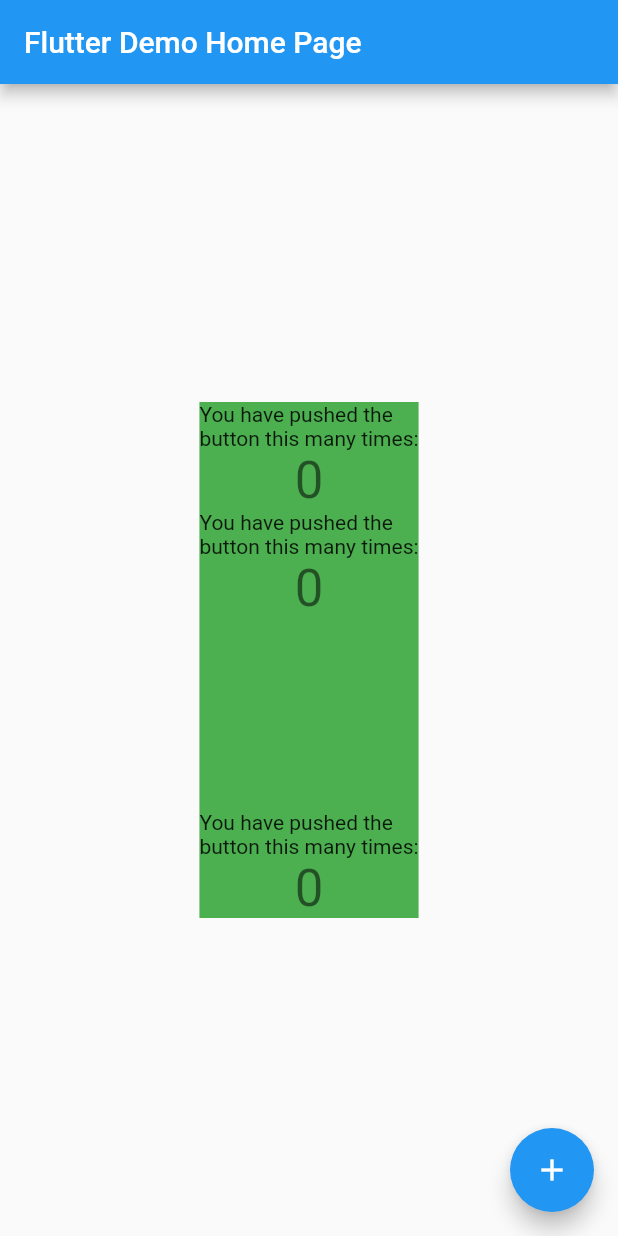
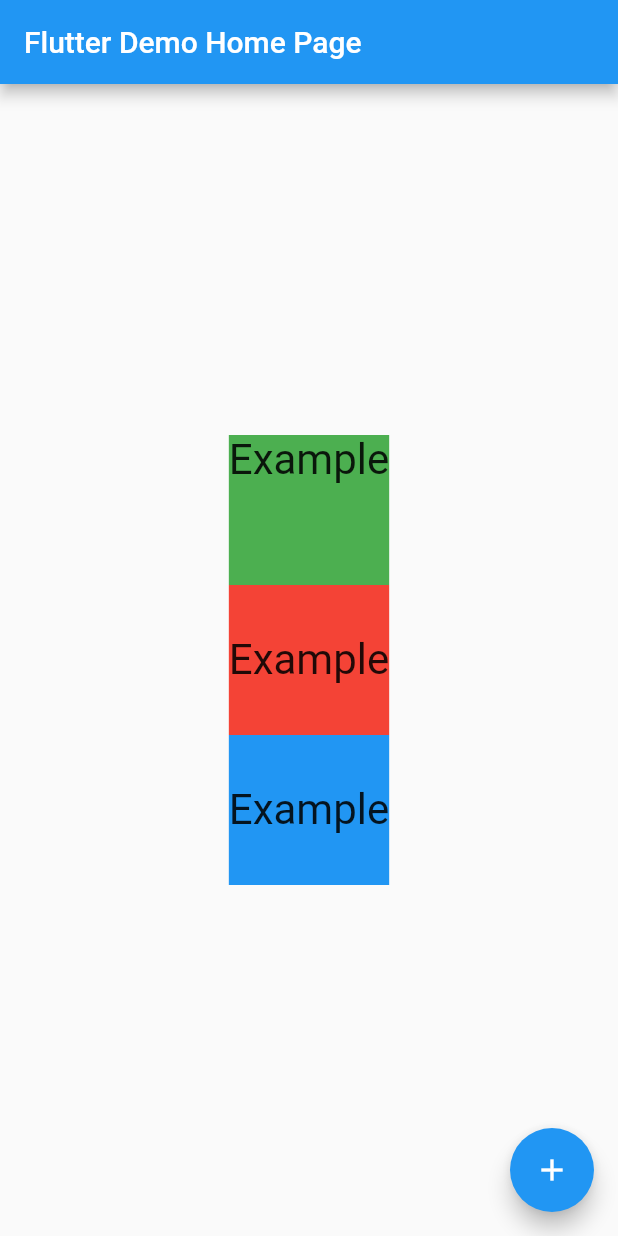
Before and after one commit to gspencergoog/test_widget, a Flutter app: the screen it shows after launch, on a phone screen of 412 x 824 dp. Run offline on Flutter 3.47's test engine with Material 2 defaults, Android fonts, the phone set to English and light mode, and no system bars.

Commit message:
Separating out wrappers.

```diff
--- a/lib/main.dart
+++ b/lib/main.dart
@@ -58,51 +58,30 @@ class _MyHomePageState extends State<MyHomePage> {
     });
   }
 
+  Widget _buildText() {
+    return new Text('Example', textScaleFactor: 2.0);
+  }
+
   Widget _buildColumn() {
     return new Column(
       mainAxisSize: MainAxisSize.min,
       mainAxisAlignment: MainAxisAlignment.center,
       children: <Widget>[
-        new Text(
-          'You have pushed the\nbutton this many times:',
-        ),
-        new Text(
-          '$_counter',
-          style: Theme.of(context).textTheme.display1,
-        ),
+        _buildText(),
       ],
     );
   }
 
-  Widget _buildConstrainedBox() {
+  Widget _wrapConstrainedBox(Widget child) {
     return new ConstrainedBox(
-      constraints: new BoxConstraints(minHeight: 60.0, maxHeight: 200.0),
-      child: new Column(
-        children: [
-          new Text(
-            'You have pushed the\nbutton this many times:',
-          ),
-          new Text(
-            '$_counter',
-            style: Theme.of(context).textTheme.display1,
-          ),
-        ],
-      ),
+      constraints: new BoxConstraints(minHeight: 100.0),
+      child: child,
     );
   }
 
   Widget _buildUnconstrainedBox() {
     return new UnconstrainedBox(
-      child:  new Column(
-        crossAxisAlignment: CrossAxisAlignment.center,
-        children: [
-          new Text('You have pushed the\nbutton this many times:'),
-          new Text(
-            '$_counter',
-            style: Theme.of(context).textTheme.display1,
-          ),
-        ],
-      ),
+      child: _buildText(),
     );
   }
 
@@ -127,19 +106,19 @@ class _MyHomePageState extends State<MyHomePage> {
           new Center(
             child: new Container(
               decoration: new BoxDecoration(color: Colors.green),
-              child: _buildColumn(),
+              child: _wrapConstrainedBox(_buildText()),
             ),
           ),
           new Center(
             child: new Container(
-              decoration: new BoxDecoration(color: Colors.green),
-              child: _buildConstrainedBox(),
+              decoration: new BoxDecoration(color: Colors.red),
+              child: _wrapConstrainedBox(_buildColumn()),
             ),
           ),
           new Center(
             child: new Container(
-              decoration: new BoxDecoration(color: Colors.green),
-              child: _buildUnconstrainedBox(),
+              decoration: new BoxDecoration(color: Colors.blue),
+              child: _wrapConstrainedBox(_buildUnconstrainedBox()),
             ),
           ),
         ],
```
